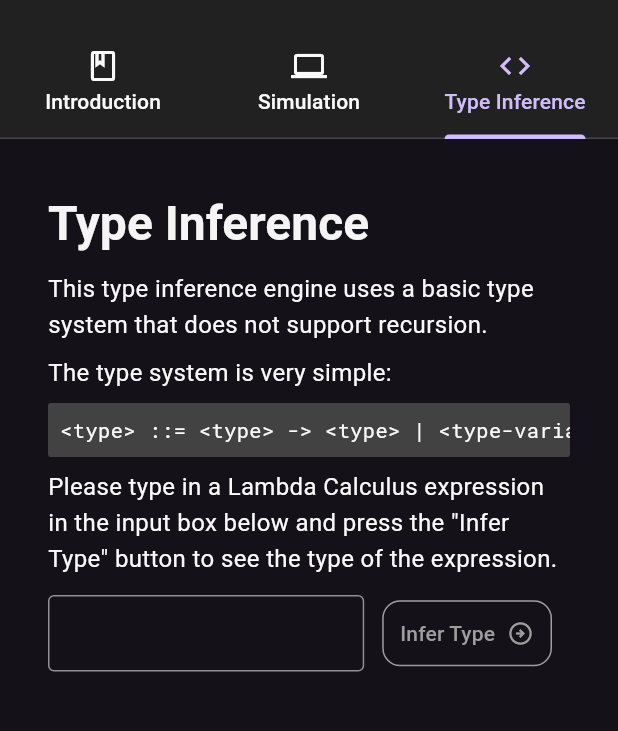
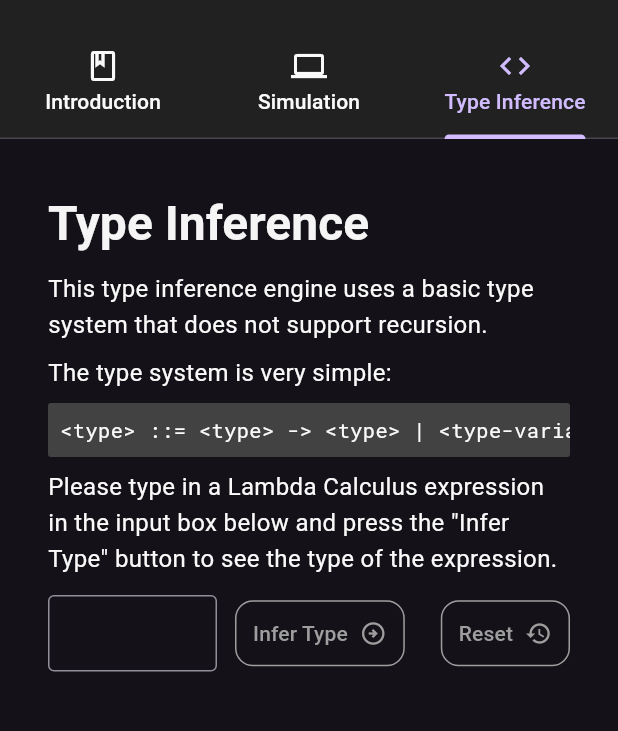
Before and after one commit to MMZK1526/lambda_calculus_front_end, a Flutter app: the screen it shows after launch, tab 3 chosen, on a phone screen of 412 x 824 dp, the part 92-823 px from its top. Run offline on Flutter 3.47's test engine with Material 2 defaults, Android fonts, the light colour scheme and no system bars; drawn by our look-alikes of flutter_markdown; our stand-ins replace dartz; missing offline and left inert: dart:html, lambda_calculus, markdown.

Commit message:
[mmzk] (feat) Add reset btn

```diff
--- a/lib/views/type_tab.dart
+++ b/lib/views/type_tab.dart
@@ -115,6 +115,22 @@ class _TypeTabState extends State<TypeTab>
                   ),
                 ),
                 const SizedBox(width: 12.0),
+                const SizedBox(width: 12.0),
+                Button(
+                  enabled: lambdaTypeResult?.errors.isEmpty == true ||
+                      _lambdaInputManager.hasInput,
+                  colour: Theme.of(context).colorScheme.tertiary,
+                  onPressed: () => _lambdaInputManager.onReset(),
+                  child: Row(
+                    children: [
+                      Text(MyText.reset.text),
+                      const Padding(
+                        padding: EdgeInsets.only(left: 8.0),
+                        child: Icon(Icons.restore_outlined),
+                      ),
+                    ],
+                  ),
+                ),
               ],
             ),
           ),
```
